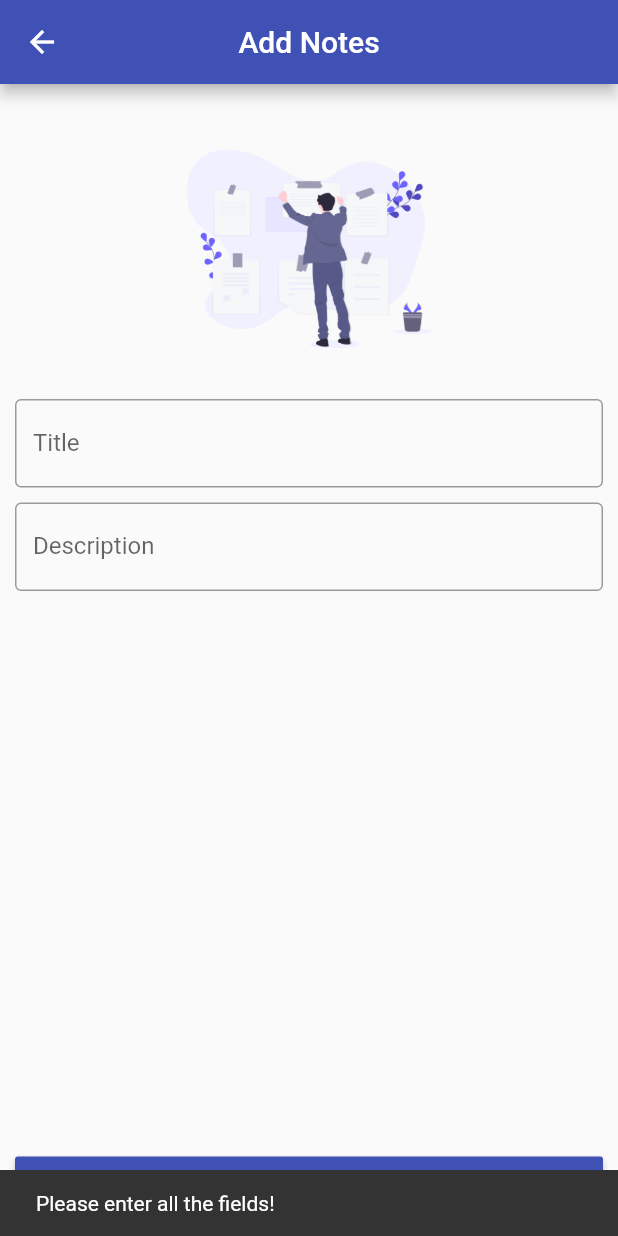
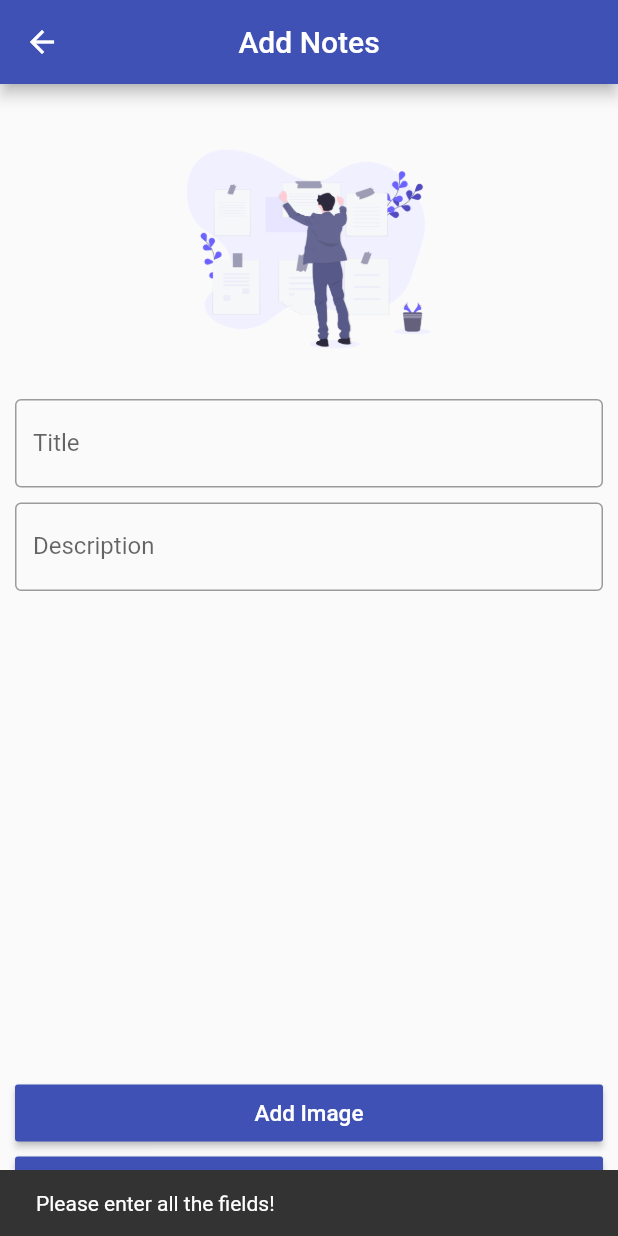
Before and after one commit to rutvik-panchal/ToDo-List, a Flutter app: the AddNotePage screen opened directly, after a tap on "Add Note", on a phone screen of 412 x 824 dp. Run offline on Flutter 3.47's test engine with Material 2 defaults, Android fonts, the phone set to English and light mode, and no system bars; our stand-ins replace file_picker, sqflite; accounts and stored records are empty.

Commit message:
Added option to add image

```diff
--- a/lib/pages/add_note_page.dart
+++ b/lib/pages/add_note_page.dart
@@ -1,10 +1,13 @@
+import 'dart:io';
+
+import 'package:file_picker/file_picker.dart';
 import 'package:flutter/material.dart';
 import 'package:todoapp/data/models/Notes.dart';
 
 class AddNotePage extends StatelessWidget {
   final titleController = TextEditingController();
   final descController = TextEditingController();
-
+  String imagePath = "";
   @override
   Widget build(BuildContext context) {
     Size _size = MediaQuery.of(context).size;
@@ -53,7 +56,26 @@ class AddNotePage extends StatelessWidget {
               ),
               Padding(
                 padding: EdgeInsets.only(left: 10, right: 10, bottom: 10),
-                child: RaisedButton(
+                child: Column(
+                  children: <Widget>[
+                    RaisedButton(
+                      onPressed: () { selectImage(); },
+                      color: Theme.of(context).primaryColor,
+                      child: Container(
+                        padding: EdgeInsets.all(10),
+                        width: _size.width,
+                        child: Center(
+                          child: Text(
+                            'Add Image',
+                            style: TextStyle(
+                              color: Colors.white,
+                              fontSize: 15,
+                            ),
+                          ),
+                        ),
+                      ),
+                    ),
+                    RaisedButton(
                       onPressed: () {
                         final snackBar = SnackBar(
                           duration: Duration(seconds: 1),
@@ -62,7 +84,7 @@ class AddNotePage extends StatelessWidget {
                         String title = titleController.text.trim();
                         String description = descController.text.trim();
                         if (title.isNotEmpty && description.isNotEmpty) {
-                      Notes note = Notes(title, description, false, "");
+                          Notes note = Notes(title, description, false, imagePath);
                           Navigator.pop(context, note);
                         } else {
                           Scaffold.of(context).showSnackBar(snackBar);
@@ -83,6 +105,8 @@ class AddNotePage extends StatelessWidget {
                         ),
                       ),
                     ),
+                  ],
+                ),
               ),
             ],
           ),
@@ -90,4 +114,8 @@ class AddNotePage extends StatelessWidget {
       ),
     );
   }
+  void selectImage() async {
+    File image = await FilePicker.getFile(type: FileType.image);
+    this.imagePath = image.path;
   }
+}
```
Lines whose indentation alone changed are shown as unchanged.
